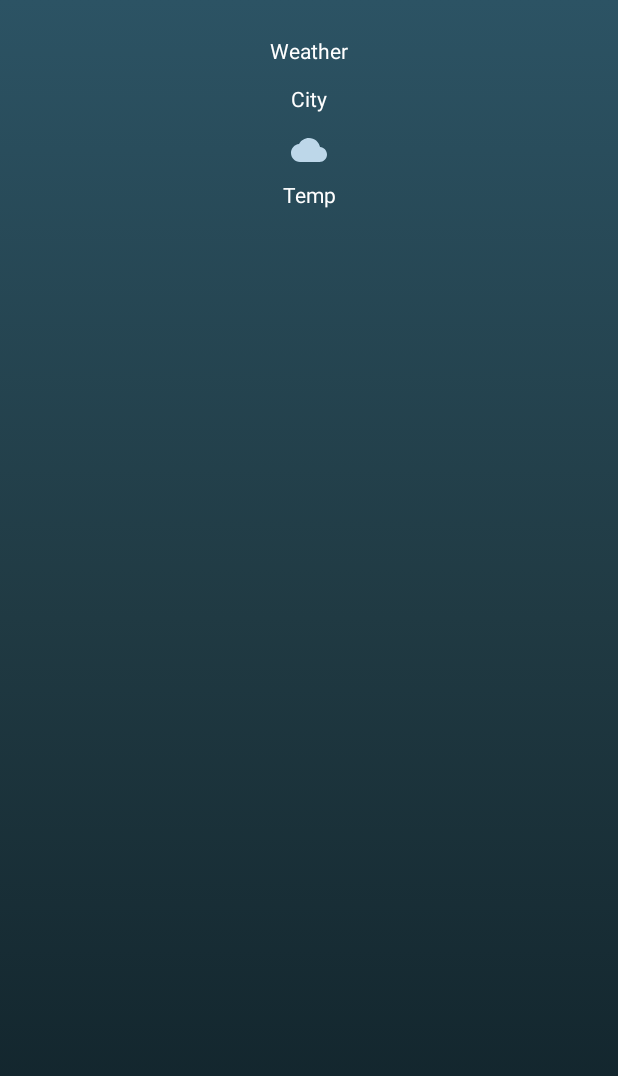
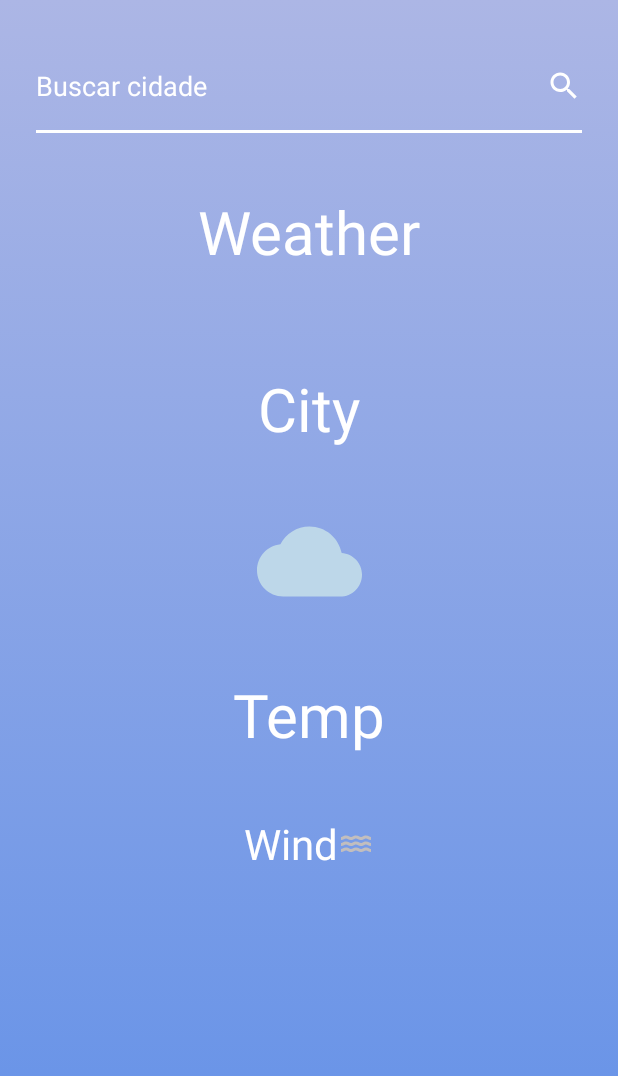
Before and after one commit to gabrielsalves1/OpenWeather, an Android app: the screen it shows after launch (MainActivity), on a phone screen of 412 x 824 dp. Shown: the top 1076 px of the screen. Run offline under Robolectric (Android 15) with nearby library versions, the phone set to English and light mode, and no system bars.

Commit message:
Add permission to get location device, display infos and adjust layout

```diff
--- a/app/build.gradle
+++ b/app/build.gradle
@@ -54,6 +54,9 @@ dependencies {
     implementation 'com.squareup.retrofit2:retrofit:2.9.0'
     implementation 'com.squareup.retrofit2:converter-gson:2.9.0'
 
+    // FusedLocation components
+    implementation 'com.google.android.gms:play-services-location:21.0.1'
+
     // Test components
     testImplementation 'junit:junit:4.13.2'
     androidTestImplementation 'androidx.test.ext:junit:1.1.5'
--- a/app/src/main/AndroidManifest.xml
+++ b/app/src/main/AndroidManifest.xml
@@ -3,6 +3,8 @@
     xmlns:tools="http://schemas.android.com/tools">
 
     <uses-permission android:name="android.permission.INTERNET"/>
+    <uses-permission android:name="android.permission.ACCESS_COARSE_LOCATION"/>
+    <uses-permission android:name="android.permission.ACCESS_FINE_LOCATION" />
 
     <application
         android:allowBackup="true"
--- a/app/src/main/java/com/gawit/openweather/ui/weather/WeatherFragment.kt
+++ b/app/src/main/java/com/gawit/openweather/ui/weather/WeatherFragment.kt
@@ -1,17 +1,26 @@
 package com.gawit.openweather.ui.weather
 
-import androidx.lifecycle.ViewModelProvider
+import android.content.pm.PackageManager
+import android.location.Location
 import android.os.Bundle
-import androidx.fragment.app.Fragment
 import android.view.LayoutInflater
 import android.view.View
 import android.view.ViewGroup
+import android.view.inputmethod.EditorInfo
+import android.widget.Toast
+import androidx.core.app.ActivityCompat
+import androidx.fragment.app.Fragment
+import androidx.lifecycle.ViewModelProvider
 import com.gawit.openweather.databinding.FragmentWeatherBinding
 import com.gawit.openweather.model.Weather
+import com.google.android.gms.location.FusedLocationProviderClient
+import com.google.android.gms.location.LocationServices
+import kotlin.math.roundToInt
 
 class WeatherFragment : Fragment() {
     private lateinit var binding: FragmentWeatherBinding
     private lateinit var viewModel: WeatherViewModel
+    private lateinit var fusedLocationProviderClient: FusedLocationProviderClient
 
     companion object {
         fun newInstance() = WeatherFragment()
@@ -24,12 +33,54 @@ class WeatherFragment : Fragment() {
         binding = FragmentWeatherBinding.inflate(inflater, container, false)
         viewModel = ViewModelProvider(this)[WeatherViewModel::class.java]
 
-        viewModel.weather.observe(viewLifecycleOwner) {
-            binding.txtMain.text = it!!.weather.toString()
-            binding.txtCity.text = it!!.name.toString()
-            binding.txtTemp.text = it!!.main.toString()
+        if (binding.editTxtCity.text.isBlank()) {
+            fusedLocationProviderClient = LocationServices.getFusedLocationProviderClient(requireContext())
+            fetchLocation()
+        }
+
+        binding.editTxtCity.setOnEditorActionListener { _, actionId, _ ->
+            if (actionId == EditorInfo.IME_ACTION_SEARCH) {
+                val weather = viewModel.getWeather("-23.555628696586094", "-46.64110725122624", "92fb97c9f7251535cb9d3869bfa39f5a")
+                bindingWeather(weather!!)
+                true
+            } else {
+                false
+            }
         }
 
         return binding.root
     }
+
+    private fun fetchLocation() {
+        val task = fusedLocationProviderClient.lastLocation
+
+        if (ActivityCompat.checkSelfPermission(requireContext(),
+                android.Manifest.permission.ACCESS_FINE_LOCATION)
+            != PackageManager.PERMISSION_GRANTED &&
+            ActivityCompat.checkSelfPermission(requireContext(),
+                android.Manifest.permission.ACCESS_COARSE_LOCATION)
+            != PackageManager.PERMISSION_GRANTED
+        ) {
+            ActivityCompat.requestPermissions(requireActivity(), arrayOf(android.Manifest.permission.ACCESS_FINE_LOCATION), 101)
+            return
+        }
+
+        task.addOnSuccessListener { location ->
+            if (location != null) {
+                val weather = viewModel.getWeather(location.latitude.toString(), location.longitude.toString(), "92fb97c9f7251535cb9d3869bfa39f5a")
+                bindingWeather(weather!!)
+            }
+        }
+    }
+
+    private fun bindingWeather(weather: Weather) {
+        binding.txtMain.text = weather.weather.get(0)?.main
+        binding.txtCity.text = weather.name
+        binding.txtTemp.text = convertKelvinToCelsius(weather.main.temp)
+        binding.txtWind.text = weather.wind.speed.toString()
+    }
+
+    private fun convertKelvinToCelsius(tempKelvin: Double): String {
+        return "${(tempKelvin - 273.15).roundToInt()}º"
+    }
 }
--- a/app/src/main/java/com/gawit/openweather/ui/weather/WeatherViewModel.kt
+++ b/app/src/main/java/com/gawit/openweather/ui/weather/WeatherViewModel.kt
@@ -6,14 +6,8 @@ import com.gawit.openweather.api.WeatherApi
 import com.gawit.openweather.model.Weather
 
 class WeatherViewModel : ViewModel() {
-    var weather = MutableLiveData<Weather?>()
-
-    init {
-        weather.value = getWeather()
-    }
-
-    private fun getWeather(): Weather? {
-        return WeatherApi.RetrofitInstance.api.getWeather("-23.6927250675208", "-46.59553951531837", "92fb97c9f7251535cb9d3869bfa39f5a")
+    fun getWeather(lat: String, lon: String, appid: String): Weather? {
+        return WeatherApi.RetrofitInstance.api.getWeather(lat, lon, appid)
             .execute().body()
     }
 }
--- a/app/src/main/res/drawable/gradient.xml
+++ b/app/src/main/res/drawable/gradient.xml
@@ -4,9 +4,8 @@
         <shape>
             <gradient
                 android:angle="90"
-                android:startColor="#0F2027"
-                android:centerColor="#203A43"
-                android:endColor="#2C5364"
+                android:startColor="#6190E8"
+                android:endColor="#ACB6E5"
                 android:type="linear" />
         </shape>
     </item>
--- /dev/null
+++ b/app/src/main/res/drawable/ic_search.xml
@@ -0,0 +1,5 @@
+<vector android:height="24dp" android:tint="#FFFFFF"
+    android:viewportHeight="24" android:viewportWidth="24"
+    android:width="24dp" xmlns:android="http://schemas.android.com/apk/res/android">
+    <path android:fillColor="@android:color/white" android:pathData="M15.5,14h-0.79l-0.28,-0.27C15.41,12.59 16,11.11 16,9.5 16,5.91 13.09,3 9.5,3S3,5.91 3,9.5 5.91,16 9.5,16c1.61,0 3.09,-0.59 4.23,-1.57l0.27,0.28v0.79l5,4.99L20.49,19l-4.99,-5zM9.5,14C7.01,14 5,11.99 5,9.5S7.01,5 9.5,5 14,7.01 14,9.5 11.99,14 9.5,14z"/>
+</vector>
--- /dev/null
+++ b/app/src/main/res/drawable/ic_wind.xml
@@ -0,0 +1,5 @@
+<vector android:height="24dp" android:tint="#C2BEBE"
+    android:viewportHeight="24" android:viewportWidth="24"
+    android:width="24dp" xmlns:android="http://schemas.android.com/apk/res/android">
+    <path android:fillColor="@android:color/white" android:pathData="M21.98,14H22H21.98zM5.35,13c1.19,0 1.42,1 3.33,1c1.95,0 2.09,-1 3.33,-1c1.19,0 1.42,1 3.33,1c1.95,0 2.09,-1 3.33,-1c1.19,0 1.4,0.98 3.31,1v-2c-1.19,0 -1.42,-1 -3.33,-1c-1.95,0 -2.09,1 -3.33,1c-1.19,0 -1.42,-1 -3.33,-1c-1.95,0 -2.09,1 -3.33,1c-1.19,0 -1.42,-1 -3.33,-1C3.38,11 3.24,12 2,12v2C3.9,14 4.17,13 5.35,13zM18.67,15c-1.95,0 -2.09,1 -3.33,1c-1.19,0 -1.42,-1 -3.33,-1c-1.95,0 -2.1,1 -3.34,1c-1.24,0 -1.38,-1 -3.33,-1c-1.95,0 -2.1,1 -3.34,1v2c1.95,0 2.11,-1 3.34,-1c1.24,0 1.38,1 3.33,1c1.95,0 2.1,-1 3.34,-1c1.19,0 1.42,1 3.33,1c1.94,0 2.09,-1 3.33,-1c1.19,0 1.42,1 3.33,1v-2C20.76,16 20.62,15 18.67,15zM5.35,9c1.19,0 1.42,1 3.33,1c1.95,0 2.09,-1 3.33,-1c1.19,0 1.42,1 3.33,1c1.95,0 2.09,-1 3.33,-1c1.19,0 1.4,0.98 3.31,1V8c-1.19,0 -1.42,-1 -3.33,-1c-1.95,0 -2.09,1 -3.33,1c-1.19,0 -1.42,-1 -3.33,-1C10.04,7 9.9,8 8.66,8C7.47,8 7.24,7 5.33,7C3.38,7 3.24,8 2,8v2C3.9,10 4.17,9 5.35,9z"/>
+</vector>
--- a/app/src/main/res/layout/fragment_weather.xml
+++ b/app/src/main/res/layout/fragment_weather.xml
@@ -4,11 +4,29 @@
     android:layout_width="match_parent"
     android:layout_height="match_parent"
     xmlns:app="http://schemas.android.com/apk/res-auto"
-    tools:context=".ui.weather.WeatherFragment">
+    tools:context=".ui.weather.WeatherFragment"
+    android:background="@drawable/gradient">
 
     <androidx.constraintlayout.widget.ConstraintLayout
         android:layout_width="match_parent"
         android:layout_height="match_parent">
+
+        <EditText
+            android:id="@+id/editTxtCity"
+            android:hint="Buscar cidade"
+            android:textColorHint="@color/white"
+            android:textColor="@color/white"
+            android:layout_width="match_parent"
+            android:layout_height="75dp"
+            app:layout_constraintStart_toStartOf="parent"
+            app:layout_constraintEnd_toEndOf="parent"
+            app:layout_constraintTop_toTopOf="parent"
+            android:inputType="text"
+            android:layout_marginTop="46dp"
+            android:layout_margin="20dp"
+            android:drawableRight="@drawable/ic_search"
+            app:backgroundTint="#FFFFFF"
+            android:imeOptions="actionSearch"/>
 
         <TextView
             android:id="@+id/txtMain"
@@ -16,41 +34,57 @@
             android:layout_height="wrap_content"
             android:text="Weather"
             android:textColor="@color/white"
+            android:textSize="40dp"
             app:layout_constraintStart_toStartOf="parent"
             app:layout_constraintEnd_toEndOf="parent"
-            app:layout_constraintTop_toTopOf="parent"
-            android:layout_marginTop="24dp"/>
+            app:layout_constraintTop_toBottomOf="@id/editTxtCity"
+            android:layout_marginTop="32dp"/>
 
         <TextView
             android:id="@+id/txtCity"
             android:layout_width="wrap_content"
             android:layout_height="wrap_content"
-            android:layout_marginTop="32dp"
+            android:layout_marginTop="64dp"
             android:text="City"
             android:textColor="@color/white"
+            android:textSize="40dp"
             app:layout_constraintEnd_toEndOf="parent"
             app:layout_constraintStart_toStartOf="parent"
-            app:layout_constraintTop_toTopOf="@id/txtMain" />
+            app:layout_constraintTop_toBottomOf="@id/txtMain"/>
 
         <ImageView
             android:id="@+id/icWeather"
-            android:layout_width="wrap_content"
-            android:layout_height="wrap_content"
-            android:layout_marginTop="32dp"
+            android:layout_width="70dp"
+            android:layout_height="70dp"
+            android:layout_marginTop="40dp"
             app:layout_constraintEnd_toEndOf="parent"
             app:layout_constraintStart_toStartOf="parent"
-            app:layout_constraintTop_toTopOf="@id/txtCity"
+            app:layout_constraintTop_toBottomOf="@id/txtCity"
             android:src="@drawable/ic_cloud"/>
 
         <TextView
             android:id="@+id/txtTemp"
             android:layout_width="wrap_content"
             android:layout_height="wrap_content"
-            android:layout_marginTop="32dp"
+            android:layout_marginTop="40dp"
             android:text="Temp"
             android:textColor="@color/white"
+            android:textSize="40dp"
             app:layout_constraintEnd_toEndOf="parent"
             app:layout_constraintStart_toStartOf="parent"
-            app:layout_constraintTop_toTopOf="@id/icWeather" />
+            app:layout_constraintTop_toBottomOf="@id/icWeather"/>
+
+        <TextView
+            android:id="@+id/txtWind"
+            android:layout_width="wrap_content"
+            android:layout_height="wrap_content"
+            android:layout_marginTop="40dp"
+            android:text="Wind"
+            android:textColor="@color/white"
+            android:textSize="28dp"
+            app:layout_constraintEnd_toEndOf="parent"
+            app:layout_constraintStart_toStartOf="parent"
+            app:layout_constraintTop_toBottomOf="@id/txtTemp"
+            android:drawableRight="@drawable/ic_wind"/>
     </androidx.constraintlayout.widget.ConstraintLayout>
 </FrameLayout>
```
Also changed, not shown: app/src/main/java/com/gawit/openweather/model/Weather.kt (+34 -34 lines).
